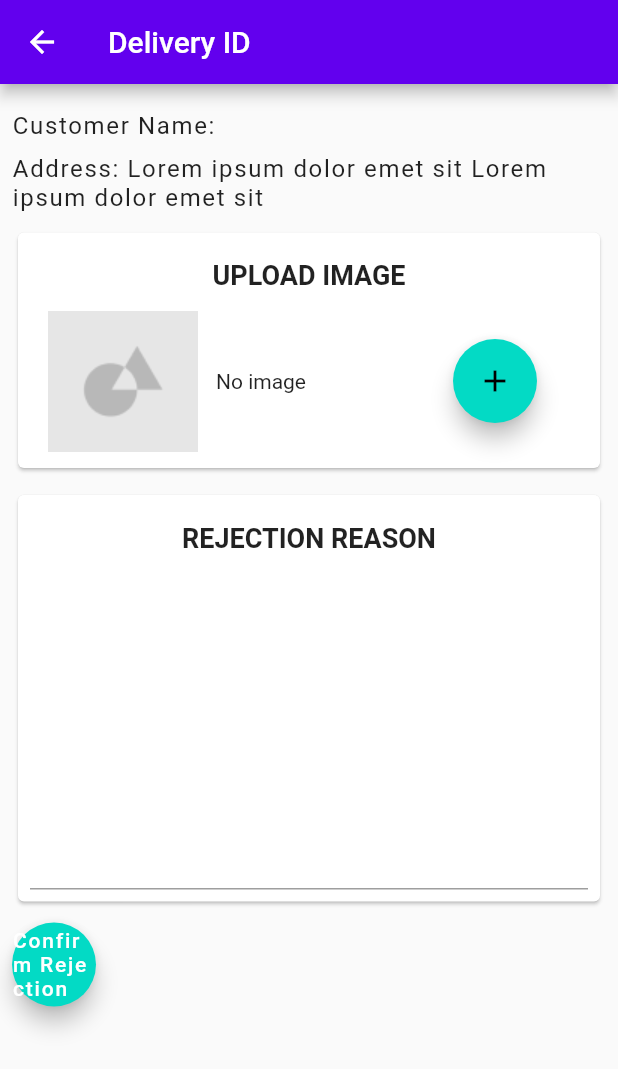
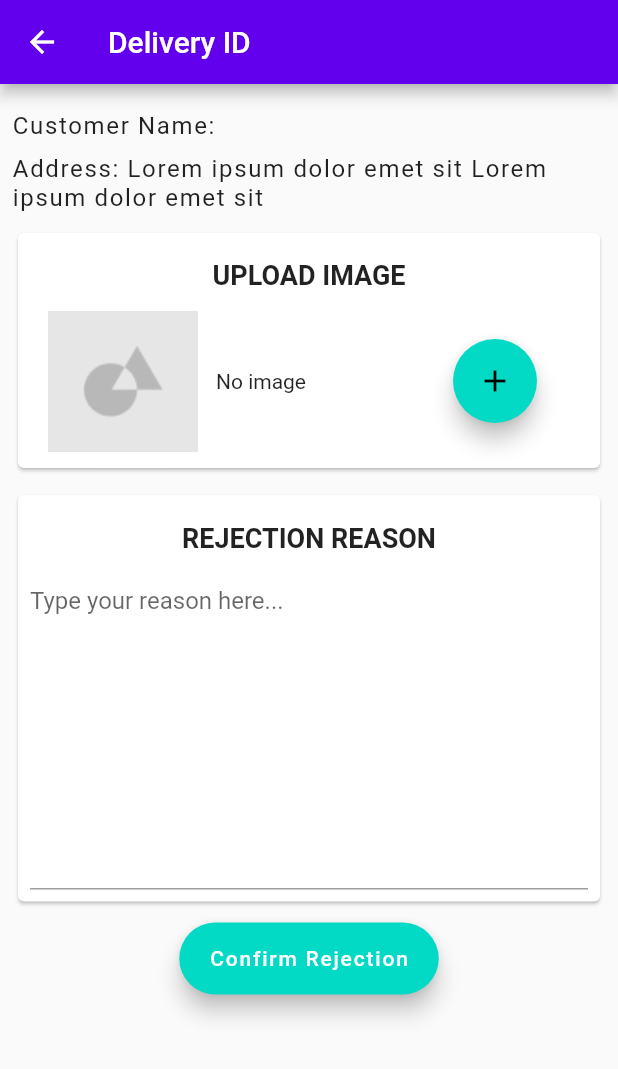
Before and after one commit to OTragger/Mateen, a Flutter app: the RejectPage screen opened by its route, on a phone screen of 412 x 824 dp. Shown: the top 1069 px of the screen. Run offline on Flutter 3.47's test engine with Material 2 defaults, Android fonts, the light colour scheme and no system bars; our stand-ins replace image_gallery_saver, image_picker, permission_handler, signature; missing offline and left inert: flutter_barcode_scanner, qr_code_scanner.

Commit message:
Adding Files

```diff
--- a/lib/predef/routeGenerator.dart
+++ b/lib/predef/routeGenerator.dart
@@ -8,6 +8,7 @@ import 'package:mateen/screens/loginScreen.dart';
 import 'package:mateen/screens/rejectPage.dart';
 import 'package:mateen/screens/scanPage.dart';
 import 'package:mateen/screens/scannedHistory.dart';
+import 'package:mateen/screens/signaturePage.dart';
 import 'package:mateen/screens/signatureVisualization.dart';
 
 class RouteGenerator{
@@ -21,7 +22,10 @@ class RouteGenerator{
         return MaterialPageRoute(builder: (_) => LoginScreen());
 
       case '/deliveryPage':
-        return MaterialPageRoute(builder: (_) => DeliverPage());
+        if(args is Image){
+          return MaterialPageRoute(builder: (_) => DeliverPage( signature: args));
+        }
+        return _errorPage();
 
       case '/scannedItemPage':
         if(args is String){
@@ -44,6 +48,9 @@ class RouteGenerator{
 
       case '/scanHistory':
         return MaterialPageRoute(builder: (_) => ScannedHistory());
+
+      case '/signaturePage':
+        return MaterialPageRoute(builder: (_) => SignaturePage());
 
       case '/signatureVisualization':
         if(args is Uint8List){
--- a/lib/screens/rejectPage.dart
+++ b/lib/screens/rejectPage.dart
@@ -3,7 +3,6 @@ import 'dart:io';
 import 'package:flutter/material.dart';
 import 'package:image_picker/image_picker.dart';
 import 'package:mateen/predef/colorPalette.dart';
-import 'package:mateen/screens/scannedHistory.dart';
 
 class RejectPage extends StatefulWidget {
   @override
@@ -98,6 +97,9 @@ class _RejectPageState extends State<RejectPage> {
                       )
                     ),
                     SizedBox(height:10.0),
+                    Column(
+                      crossAxisAlignment: CrossAxisAlignment.center,
+                      children: [
                         Card(
                           child: Padding(
                             padding: const EdgeInsets.all(8.0),
@@ -113,7 +115,7 @@ class _RejectPageState extends State<RejectPage> {
                               ),
                               TextField(
                                 decoration: InputDecoration(
-                              prefixText: 'Type your reason here...'
+                                  hintText: 'Type your reason here...'
                                 ),
                                 maxLines: 10,
                               )
@@ -123,14 +125,15 @@ class _RejectPageState extends State<RejectPage> {
                           )
                         ),
                         SizedBox(height:10.0),
-                    FloatingActionButton(
+                        FloatingActionButton.extended(
                           onPressed: (){
-                        Navigator.of(context).push(MaterialPageRoute(builder: (context)=>ScannedHistory()));
+                            Navigator.of(context).pushNamed('/scanHistory');
                           },
-                      child: Text('Confirm Rejection'),
+                          label: Text('Confirm Rejection'),
                           backgroundColor: ColorPalette().secondaryColor,
                         )
-
+                      ],
+                    ),
               ]
             ),
           ),
```
Also changed, not shown: lib/screens/deliverPage.dart (+13 -16 lines), lib/screens/signatureVisualization.dart (+24 -12 lines). Lines whose indentation alone changed are shown as unchanged.
